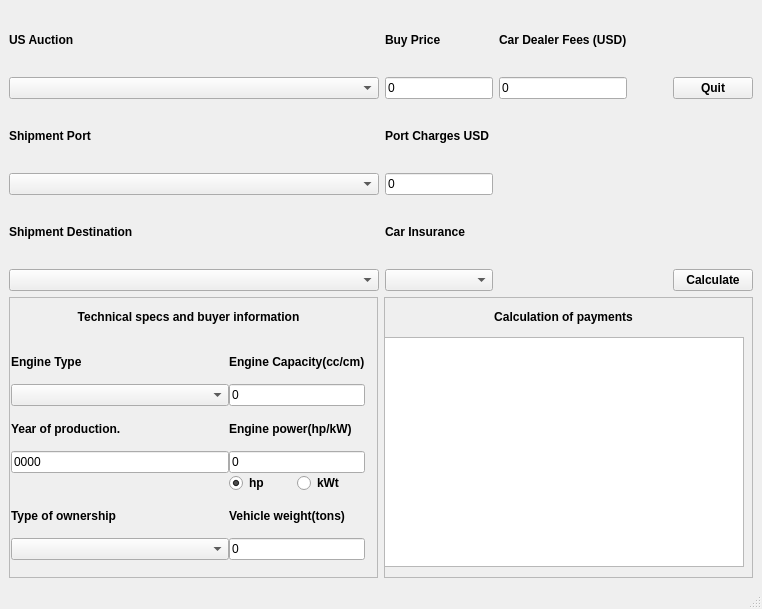
C0nstanta/manheim, file mainwindow.ui: the form before one commit.
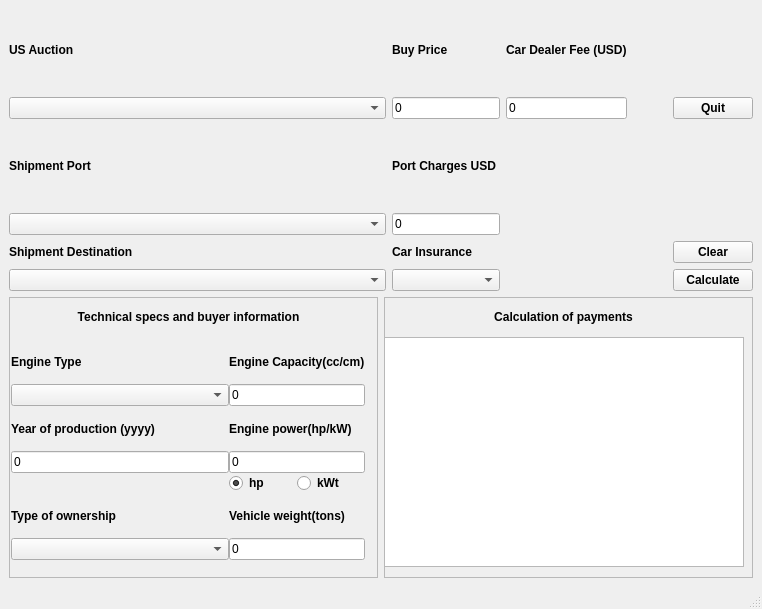
The form after the commit.

What changed in the file:
```diff
--- a/mainwindow.ui
+++ b/mainwindow.ui
@@ -99,7 +99,7 @@
          </font>
         </property>
         <property name="text">
-         <string>Car Dealer Fees (USD)</string>
+         <string>Car Dealer Fee (USD)</string>
         </property>
        </widget>
       </item>
@@ -171,6 +171,18 @@
         </property>
        </widget>
       </item>
+      <item row="5" column="4">
+       <widget class="QPushButton" name="PB_Clear">
+        <property name="font">
+         <font>
+          <bold>true</bold>
+         </font>
+        </property>
+        <property name="text">
+         <string>Clear</string>
+        </property>
+       </widget>
+      </item>
      </layout>
     </item>
     <item row="1" column="0">
@@ -238,7 +250,7 @@
           <item row="3" column="0" colspan="2">
            <widget class="QLineEdit" name="LE_YearProduct">
             <property name="text">
-             <string>0000</string>
+             <string>0</string>
             </property>
            </widget>
           </item>
@@ -322,7 +334,7 @@
              </font>
             </property>
             <property name="text">
-             <string>Year of production.</string>
+             <string>Year of production (yyyy)</string>
             </property>
             <property name="wordWrap">
              <bool>false</bool>
```
Left out of the diff: 14 changed lines with no effect on the pictures.
